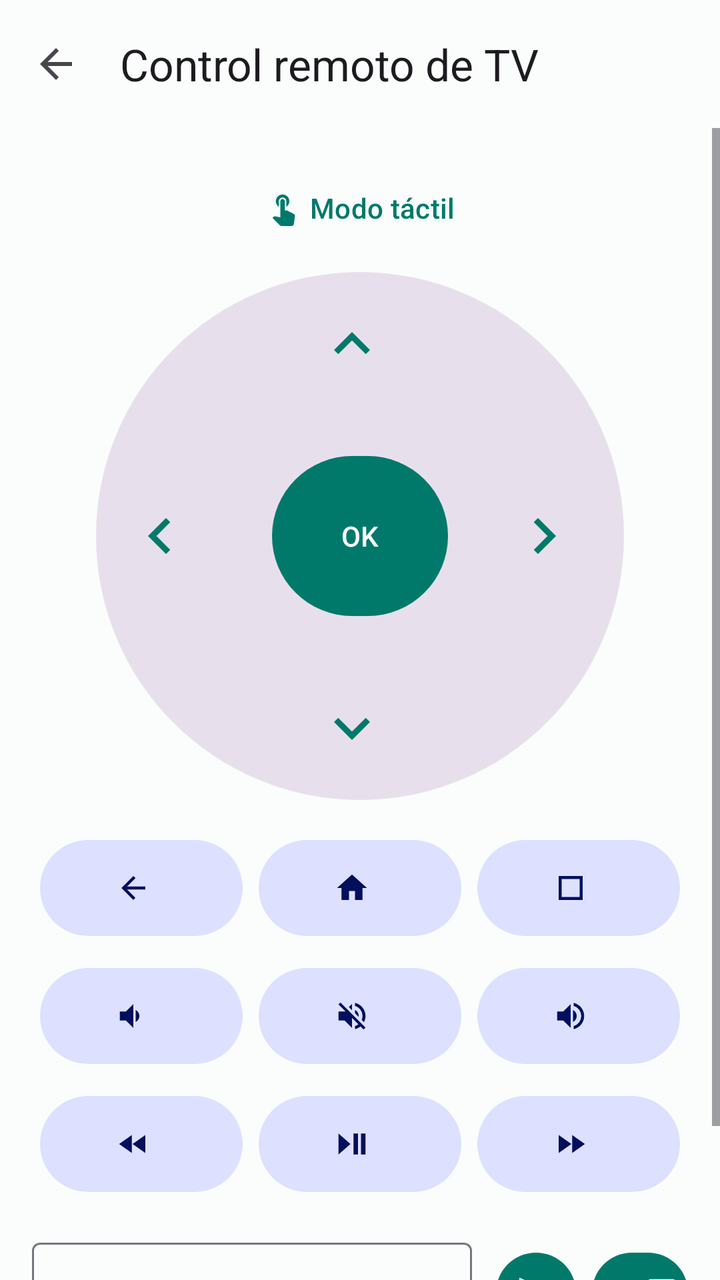
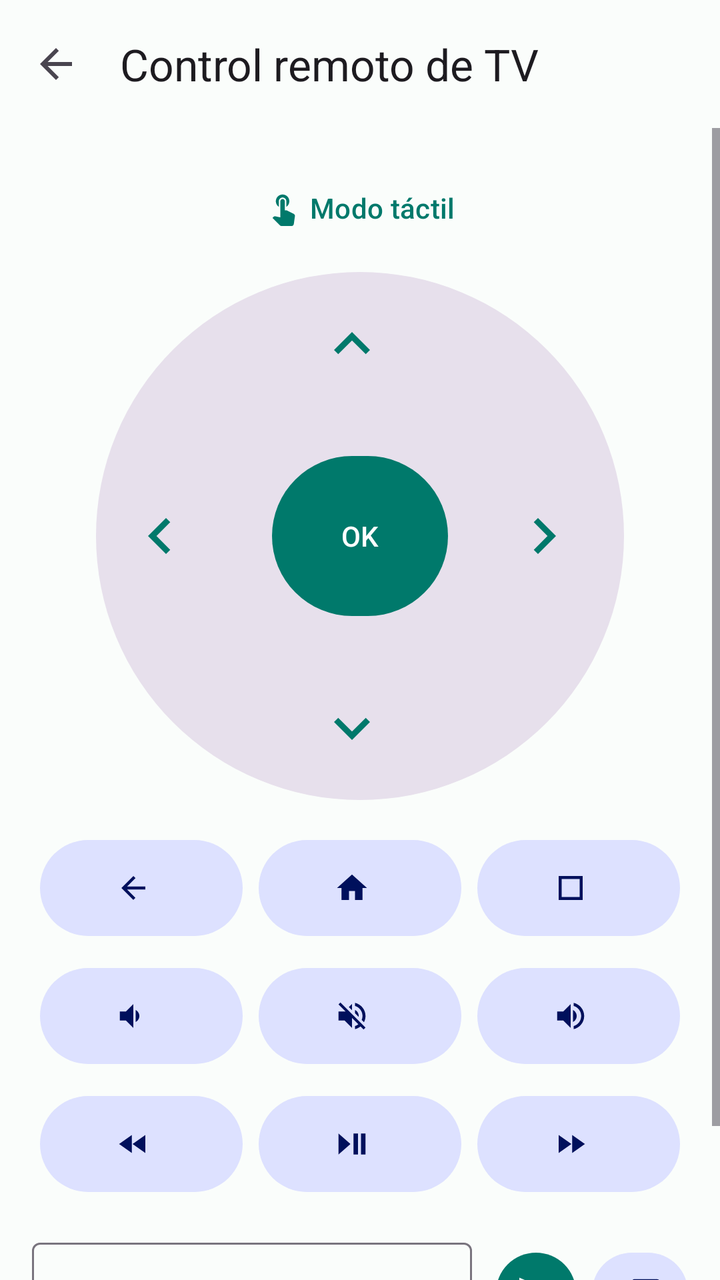

Two renders of the same Android screen: before a commit and after it. Below are the layout's source before the change and the commit's diff.
<!-- AndroidManifest.xml: application theme Theme.BeamCast -->
<!-- res/layout/activity_tv_remote.xml -->
<?xml version="1.0" encoding="utf-8"?>
<LinearLayout xmlns:android="http://schemas.android.com/apk/res/android"
    xmlns:app="http://schemas.android.com/apk/res-auto"
    android:id="@+id/root"
    android:layout_width="match_parent"
    android:layout_height="match_parent"
    android:background="?attr/colorSurface"
    android:orientation="vertical">

    <com.google.android.material.appbar.MaterialToolbar
        android:id="@+id/toolbar"
        android:layout_width="match_parent"
        android:layout_height="?attr/actionBarSize"
        app:navigationIcon="@drawable/ic_back"
        app:title="@string/tvremote_title" />

    <TextView
        android:id="@+id/banner"
        android:layout_width="match_parent"
        android:layout_height="wrap_content"
        android:background="?attr/colorSecondaryContainer"
        android:padding="12dp"
        android:text="@string/tvremote_banner"
        android:textColor="?attr/colorOnSecondaryContainer"
        android:visibility="gone" />

    <ScrollView
        android:layout_width="match_parent"
        android:layout_height="0dp"
        android:layout_weight="1">

        <LinearLayout
            android:layout_width="match_parent"
            android:layout_height="wrap_content"
            android:gravity="center_horizontal"
            android:orientation="vertical"
            android:padding="16dp">

            <com.google.android.material.button.MaterialButton
                android:id="@+id/modeToggle"
                style="@style/Widget.Material3.Button.TextButton"
                android:layout_width="wrap_content"
                android:layout_height="wrap_content"
                android:text="@string/tvremote_swipe_mode"
                app:icon="@drawable/ic_swipe" />

            <FrameLayout
                android:layout_width="264dp"
                android:layout_height="264dp"
                android:layout_marginTop="8dp">

                <FrameLayout
                    android:id="@+id/dpad"
                    android:layout_width="match_parent"
                    android:layout_height="match_parent"
                    android:background="@drawable/bg_dpad">

                    <com.google.android.material.button.MaterialButton
                        android:id="@+id/keyUp"
                        style="@style/Widget.Material3.Button.IconButton"
                        android:layout_width="72dp"
                        android:layout_height="72dp"
                        android:layout_gravity="top|center_horizontal"
                        android:contentDescription="@string/key_up"
                        app:icon="@drawable/ic_arrow_up"
                        app:iconSize="36dp" />

                    <com.google.android.material.button.MaterialButton
                        android:id="@+id/keyDown"
                        style="@style/Widget.Material3.Button.IconButton"
                        android:layout_width="72dp"
                        android:layout_height="72dp"
                        android:layout_gravity="bottom|center_horizontal"
                        android:contentDescription="@string/key_down"
                        app:icon="@drawable/ic_arrow_down"
                        app:iconSize="36dp" />

                    <com.google.android.material.button.MaterialButton
                        android:id="@+id/keyLeft"
                        style="@style/Widget.Material3.Button.IconButton"
                        android:layout_width="72dp"
                        android:layout_height="72dp"
                        android:layout_gravity="start|center_vertical"
                        android:contentDescription="@string/key_left"
                        app:icon="@drawable/ic_arrow_left"
                        app:iconSize="36dp" />

                    <com.google.android.material.button.MaterialButton
                        android:id="@+id/keyRight"
                        style="@style/Widget.Material3.Button.IconButton"
                        android:layout_width="72dp"
                        android:layout_height="72dp"
                        android:layout_gravity="end|center_vertical"
                        android:contentDescription="@string/key_right"
                        app:icon="@drawable/ic_arrow_right"
                        app:iconSize="36dp" />

                    <com.google.android.material.button.MaterialButton
                        android:id="@+id/keyOk"
                        style="@style/Widget.Material3.Button"
                        android:layout_width="88dp"
                        android:layout_height="88dp"
                        android:layout_gravity="center"
                        android:contentDescription="@string/key_ok"
                        android:text="@string/key_ok"
                        app:cornerRadius="44dp" />
                </FrameLayout>

                <TextView
                    android:id="@+id/swipePad"
                    android:layout_width="match_parent"
                    android:layout_height="match_parent"
                    android:background="@drawable/bg_dpad"
                    android:contentDescription="@string/tvremote_swipe_desc"
                    android:gravity="center"
                    android:padding="32dp"
                    android:text="@string/tvremote_swipe_hint"
                    android:textAppearance="?attr/textAppearanceBodyLarge"
                    android:visibility="gone" />
            </FrameLayout>

            <LinearLayout
                android:layout_width="match_parent"
                android:layout_height="wrap_content"
                android:layout_marginTop="16dp"
                android:orientation="horizontal">

                <com.google.android.material.button.MaterialButton
                    android:id="@+id/keyBack"
                    style="@style/Widget.Material3.Button.TonalButton.Icon"
                    android:layout_width="0dp"
                    android:layout_height="56dp"
                    android:layout_marginHorizontal="4dp"
                    android:layout_weight="1"
                    android:contentDescription="@string/key_back"
                    app:icon="@drawable/ic_back"
                    app:iconGravity="textStart"
                    app:iconPadding="0dp" />

                <com.google.android.material.button.MaterialButton
                    android:id="@+id/keyHome"
                    style="@style/Widget.Material3.Button.TonalButton.Icon"
                    android:layout_width="0dp"
                    android:layout_height="56dp"
                    android:layout_marginHorizontal="4dp"
                    android:layout_weight="1"
                    android:contentDescription="@string/key_home"
                    app:icon="@drawable/ic_home"
                    app:iconGravity="textStart"
                    app:iconPadding="0dp" />

                <com.google.android.material.button.MaterialButton
                    android:id="@+id/keyRecents"
                    style="@style/Widget.Material3.Button.TonalButton.Icon"
                    android:layout_width="0dp"
                    android:layout_height="56dp"
                    android:layout_marginHorizontal="4dp"
                    android:layout_weight="1"
                    android:contentDescription="@string/key_recents"
                    app:icon="@drawable/ic_recents"
                    app:iconGravity="textStart"
                    app:iconPadding="0dp" />
            </LinearLayout>

            <LinearLayout
                android:layout_width="match_parent"
                android:layout_height="wrap_content"
                android:layout_marginTop="8dp"
                android:orientation="horizontal">

                <com.google.android.material.button.MaterialButton
                    android:id="@+id/keyVolDown"
                    style="@style/Widget.Material3.Button.TonalButton.Icon"
                    android:layout_width="0dp"
                    android:layout_height="56dp"
                    android:layout_marginHorizontal="4dp"
                    android:layout_weight="1"
                    android:contentDescription="@string/key_vol_down"
                    app:icon="@drawable/ic_vol_down"
                    app:iconGravity="textStart"
                    app:iconPadding="0dp" />

                <com.google.android.material.button.MaterialButton
                    android:id="@+id/keyMute"
                    style="@style/Widget.Material3.Button.TonalButton.Icon"
                    android:layout_width="0dp"
                    android:layout_height="56dp"
                    android:layout_marginHorizontal="4dp"
                    android:layout_weight="1"
                    android:contentDescription="@string/key_mute"
                    app:icon="@drawable/ic_mute"
                    app:iconGravity="textStart"
                    app:iconPadding="0dp" />

                <com.google.android.material.button.MaterialButton
                    android:id="@+id/keyVolUp"
                    style="@style/Widget.Material3.Button.TonalButton.Icon"
                    android:layout_width="0dp"
                    android:layout_height="56dp"
                    android:layout_marginHorizontal="4dp"
                    android:layout_weight="1"
                    android:contentDescription="@string/key_vol_up"
                    app:icon="@drawable/ic_vol_up"
                    app:iconGravity="textStart"
                    app:iconPadding="0dp" />
            </LinearLayout>

            <LinearLayout
                android:layout_width="match_parent"
                android:layout_height="wrap_content"
                android:layout_marginTop="8dp"
                android:orientation="horizontal">

                <com.google.android.material.button.MaterialButton
                    android:id="@+id/keyRewind"
                    style="@style/Widget.Material3.Button.TonalButton.Icon"
                    android:layout_width="0dp"
                    android:layout_height="56dp"
                    android:layout_marginHorizontal="4dp"
                    android:layout_weight="1"
                    android:contentDescription="@string/key_rewind"
                    app:icon="@drawable/ic_rewind"
                    app:iconGravity="textStart"
                    app:iconPadding="0dp" />

                <com.google.android.material.button.MaterialButton
                    android:id="@+id/keyPlayPause"
                    style="@style/Widget.Material3.Button.TonalButton.Icon"
                    android:layout_width="0dp"
                    android:layout_height="56dp"
                    android:layout_marginHorizontal="4dp"
                    android:layout_weight="1"
                    android:contentDescription="@string/key_play_pause"
                    app:icon="@drawable/ic_play_pause"
                    app:iconGravity="textStart"
                    app:iconPadding="0dp" />

                <com.google.android.material.button.MaterialButton
                    android:id="@+id/keyFastForward"
                    style="@style/Widget.Material3.Button.TonalButton.Icon"
                    android:layout_width="0dp"
                    android:layout_height="56dp"
                    android:layout_marginHorizontal="4dp"
                    android:layout_weight="1"
                    android:contentDescription="@string/key_fast_forward"
                    app:icon="@drawable/ic_fast_forward"
                    app:iconGravity="textStart"
                    app:iconPadding="0dp" />
            </LinearLayout>

            <LinearLayout
                android:layout_width="match_parent"
                android:layout_height="wrap_content"
                android:layout_marginTop="16dp"
                android:gravity="center_vertical"
                android:orientation="horizontal">

                <com.google.android.material.textfield.TextInputLayout
                    android:layout_width="0dp"
                    android:layout_height="wrap_content"
                    android:layout_weight="1"
                    android:hint="@string/tvremote_text_hint">

                    <com.google.android.material.textfield.TextInputEditText
                        android:id="@+id/textInput"
                        android:layout_width="match_parent"
                        android:layout_height="wrap_content"
                        android:imeOptions="actionSend"
                        android:inputType="text"
                        android:maxLines="1" />
                </com.google.android.material.textfield.TextInputLayout>

                <com.google.android.material.button.MaterialButton
                    android:id="@+id/textSend"
                    style="@style/Widget.Material3.Button.IconButton.Filled"
                    android:layout_width="48dp"
                    android:layout_height="48dp"
                    android:layout_marginStart="8dp"
                    android:contentDescription="@string/tvremote_send"
                    app:icon="@drawable/ic_send" />

                <com.google.android.material.button.MaterialButton
                    android:id="@+id/keyBackspace"
                    style="@style/Widget.Material3.Button.IconButton.Tonal"
                    android:layout_width="48dp"
                    android:layout_height="48dp"
                    android:layout_marginStart="4dp"
                    android:contentDescription="@string/key_backspace"
                    app:icon="@drawable/ic_backspace" />
            </LinearLayout>

            <TextView
                android:id="@+id/status"
                android:layout_width="match_parent"
                android:layout_height="wrap_content"
                android:layout_marginTop="12dp"
                android:gravity="center"
                android:minHeight="24dp"
                android:textAppearance="?attr/textAppearanceBodySmall"
                android:textColor="?attr/colorOnSurfaceVariant" />
        </LinearLayout>
    </ScrollView>
</LinearLayout>
<!-- resources referenced by this layout -->
<resources>
  <!-- drawable bg_dpad (drawable) -->
  <shape xmlns:android="http://schemas.android.com/apk/res/android" android:shape="oval">
      <solid android:color="?attr/colorSurfaceVariant" />
  </shape>
  <!-- drawable ic_home (drawable) -->
  <vector xmlns:android="http://schemas.android.com/apk/res/android"
      android:width="24dp" android:height="24dp" android:viewportWidth="24" android:viewportHeight="24"
      android:tint="?attr/colorControlNormal">
      <path android:fillColor="@android:color/white" android:pathData="M10,20v-6h4v6h5v-8h3L12,3 2,12h3v8z" />
  </vector>
  <!-- drawable ic_play_pause (drawable) -->
  <vector xmlns:android="http://schemas.android.com/apk/res/android"
      android:width="24dp" android:height="24dp" android:viewportWidth="24" android:viewportHeight="24"
      android:tint="?attr/colorControlNormal">
      <path android:fillColor="@android:color/white" android:pathData="M3,5v14l8,-7z M13,5h3v14h-3z M18,5h3v14h-3z" />
  </vector>
  <!-- drawable ic_recents (drawable) -->
  <vector xmlns:android="http://schemas.android.com/apk/res/android"
      android:width="24dp" android:height="24dp" android:viewportWidth="24" android:viewportHeight="24"
      android:tint="?attr/colorControlNormal">
      <path android:fillColor="@android:color/white" android:pathData="M4,4h16v16H4z M6,6v12h12V6z" />
  </vector>
  <!-- drawable ic_rewind (drawable) -->
  <vector xmlns:android="http://schemas.android.com/apk/res/android"
      android:width="24dp" android:height="24dp" android:viewportWidth="24" android:viewportHeight="24"
      android:tint="?attr/colorControlNormal">
      <path android:fillColor="@android:color/white" android:pathData="M11,18V6l-8.5,6 8.5,6z M11.5,12l8.5,6V6l-8.5,6z" />
  </vector>
  <!-- drawable ic_send (drawable) -->
  <vector xmlns:android="http://schemas.android.com/apk/res/android"
      android:width="24dp" android:height="24dp" android:viewportWidth="24" android:viewportHeight="24"
      android:tint="?attr/colorControlNormal">
      <path android:fillColor="@android:color/white" android:pathData="M2.01,21L23,12 2.01,3 2,10l15,2 -15,2z" />
  </vector>
  <string name="key_back">Atrás</string>
  <string name="key_backspace">Borrar carácter</string>
  <string name="key_down">Abajo</string>
  <string name="key_fast_forward">Avanzar</string>
  <string name="key_home">Inicio</string>
  <string name="key_left">Izquierda</string>
  <string name="key_mute">Silenciar</string>
  <string name="key_ok">OK</string>
  <string name="key_play_pause">Reproducir o pausar</string>
  <string name="key_recents">Recientes</string>
  <string name="key_rewind">Retroceder</string>
  <string name="key_right">Derecha</string>
  <string name="key_up">Arriba</string>
  <string name="key_vol_down">Bajar volumen</string>
  <string name="key_vol_up">Subir volumen</string>
  <string name="tvremote_banner">Para navegar por la TV, activa «BeamCast Receiver» en Ajustes &gt; Accesibilidad de la TV. El volumen y la reproducción funcionan sin activarlo.</string>
  <string name="tvremote_send">Enviar texto</string>
  <string name="tvremote_swipe_desc">Panel táctil: desliza para mover el cursor, toca para aceptar</string>
  <string name="tvremote_swipe_hint">Desliza para mover, toca para aceptar</string>
  <string name="tvremote_swipe_mode">Modo táctil</string>
  <string name="tvremote_text_hint">Escribir en la TV</string>
  <string name="tvremote_title">Control remoto de TV</string>
  <color name="bc_primary">#00796B</color>
  <color name="bc_on_primary">#FFFFFF</color>
  <color name="bc_primary_container">#B2DFDB</color>
  <color name="bc_on_primary_container">#00201C</color>
  <color name="bc_secondary">#3949AB</color>
  <color name="bc_on_secondary">#FFFFFF</color>
  <color name="bc_secondary_container">#DDE1FF</color>
  <color name="bc_on_secondary_container">#00105C</color>
  <color name="bc_surface">#FAFDFB</color>
  <color name="bc_on_surface">#191C1B</color>
  <!-- unchanged entries left out for length: 12 -->
</resources>

<!-- the commit's change to res/layout/activity_tv_remote.xml (unified diff, before → after) -->
@@ -281,7 +281,7 @@
 
                 <com.google.android.material.button.MaterialButton
                     android:id="@+id/keyBackspace"
-                    style="@style/Widget.Material3.Button.IconButton.Tonal"
+                    style="@style/Widget.Material3.Button.TonalButton.Icon"
                     android:layout_width="48dp"
                     android:layout_height="48dp"
                     android:layout_marginStart="4dp"
